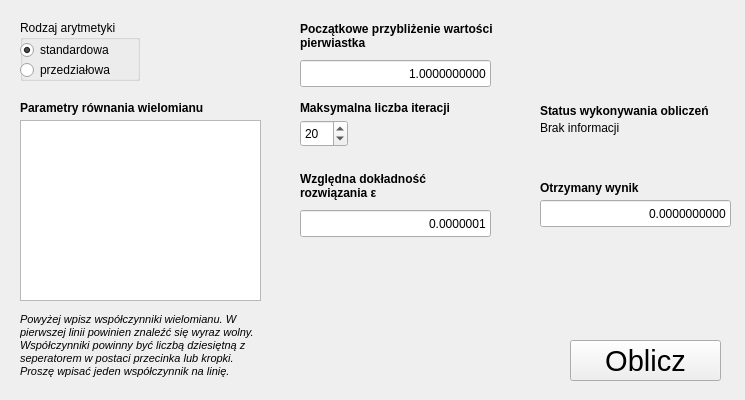
This is mainwindow.ui in mescam/NewtonRoots as Qt 5 draws it before an edit. The edited form follows.
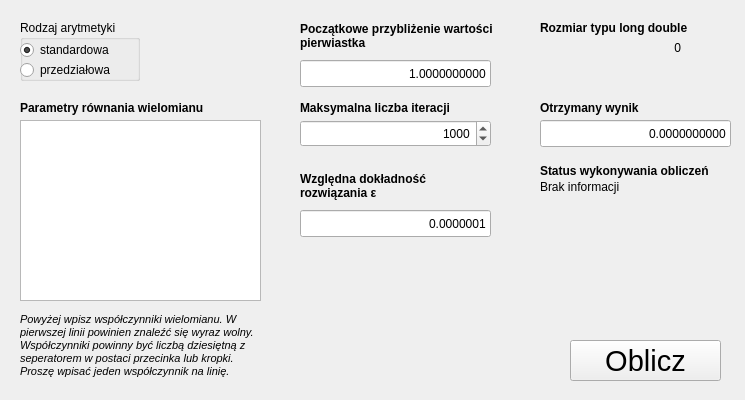
This is the edited form.

```diff
--- a/mainwindow.ui
+++ b/mainwindow.ui
@@ -190,15 +190,18 @@
      <rect>
       <x>300</x>
       <y>120</y>
-      <width>48</width>
+      <width>191</width>
       <height>27</height>
      </rect>
     </property>
+    <property name="alignment">
+     <set>Qt::AlignRight|Qt::AlignTrailing|Qt::AlignVCenter</set>
+    </property>
     <property name="maximum">
-     <number>1000</number>
+     <number>1000000</number>
     </property>
     <property name="value">
-     <number>20</number>
+     <number>1000</number>
     </property>
    </widget>
    <widget class="QLabel" name="label_5">
@@ -243,7 +246,7 @@
     <property name="geometry">
      <rect>
       <x>540</x>
-      <y>100</y>
+      <y>160</y>
       <width>171</width>
       <height>21</height>
      </rect>
@@ -265,20 +268,26 @@
     <property name="geometry">
      <rect>
       <x>540</x>
-      <y>120</y>
+      <y>180</y>
       <width>171</width>
-      <height>16</height>
+      <height>141</height>
      </rect>
     </property>
     <property name="text">
      <string>Brak informacji</string>
     </property>
+    <property name="alignment">
+     <set>Qt::AlignLeading|Qt::AlignLeft|Qt::AlignTop</set>
+    </property>
+    <property name="wordWrap">
+     <bool>true</bool>
+    </property>
    </widget>
    <widget class="QLabel" name="label_7">
     <property name="geometry">
      <rect>
       <x>540</x>
-      <y>180</y>
+      <y>100</y>
       <width>171</width>
       <height>16</height>
      </rect>
@@ -300,7 +309,7 @@
     <property name="geometry">
      <rect>
       <x>540</x>
-      <y>200</y>
+      <y>120</y>
       <width>191</width>
       <height>27</height>
      </rect>
@@ -315,6 +324,44 @@
      <bool>true</bool>
     </property>
    </widget>
+   <widget class="QLabel" name="label_8">
+    <property name="geometry">
+     <rect>
+      <x>540</x>
+      <y>20</y>
+      <width>171</width>
+      <height>16</height>
+     </rect>
+    </property>
+    <property name="font">
+     <font>
+      <weight>75</weight>
+      <bold>true</bold>
+     </font>
+    </property>
+    <property name="text">
+     <string>Rozmiar typu long double</string>
+    </property>
+    <property name="wordWrap">
+     <bool>true</bool>
+    </property>
+   </widget>
+   <widget class="QLabel" name="ldsize">
+    <property name="geometry">
+     <rect>
+      <x>620</x>
+      <y>40</y>
+      <width>61</width>
+      <height>16</height>
+     </rect>
+    </property>
+    <property name="text">
+     <string>0</string>
+    </property>
+    <property name="alignment">
+     <set>Qt::AlignRight|Qt::AlignTrailing|Qt::AlignVCenter</set>
+    </property>
+   </widget>
   </widget>
  </widget>
  <layoutdefault spacing="6" margin="11"/>
```
Left out of the diff: 6 changed lines with no effect on the pictures.
